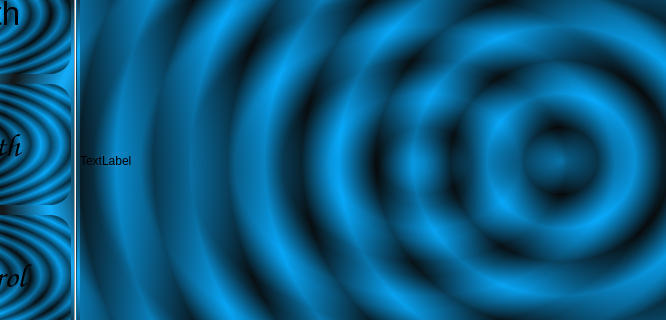
First picture: the form in better_gui/better_gui.ui, repository ultrasonic-homies/ultrasonic-holography, before the edit; both pictures show x 192 to 858 and y 277 to 597 of the 1234 by 898 pixel window.
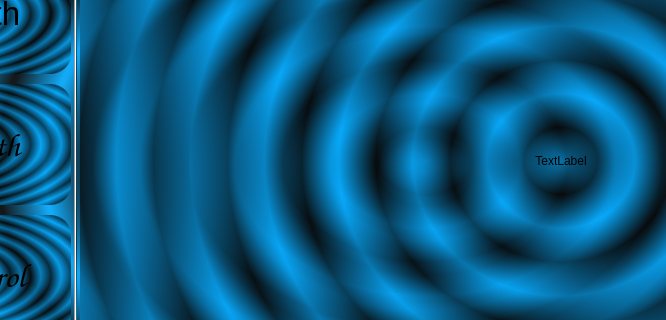
Second picture: the form after the edit. Icons and pictures are not drawn.

Commit message: center image

```diff
--- a/better_gui/better_gui.ui
+++ b/better_gui/better_gui.ui
@@ -426,13 +426,16 @@
       </property>
       <property name="maximumSize">
        <size>
-        <width>1000</width>
-        <height>1000</height>
+        <width>1300</width>
+        <height>1300</height>
        </size>
       </property>
       <property name="text">
        <string>TextLabel</string>
       </property>
+      <property name="alignment">
+       <set>Qt::AlignCenter</set>
+      </property>
      </widget>
     </item>
    </layout>
```
The commit also changes 1 other file.
